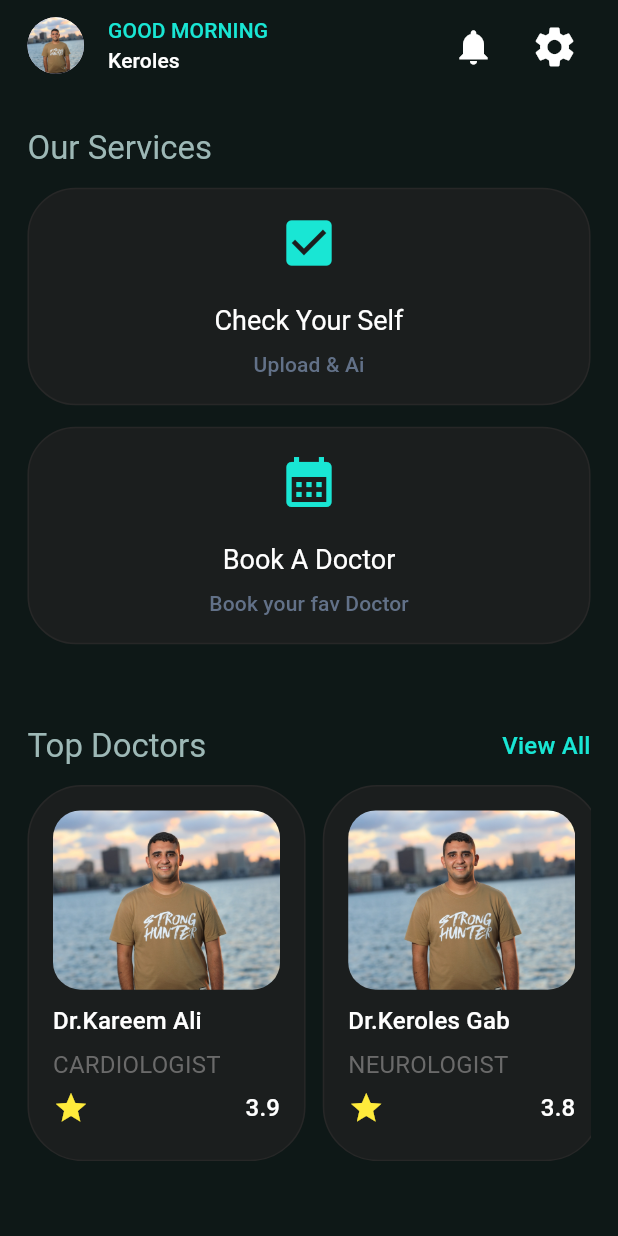
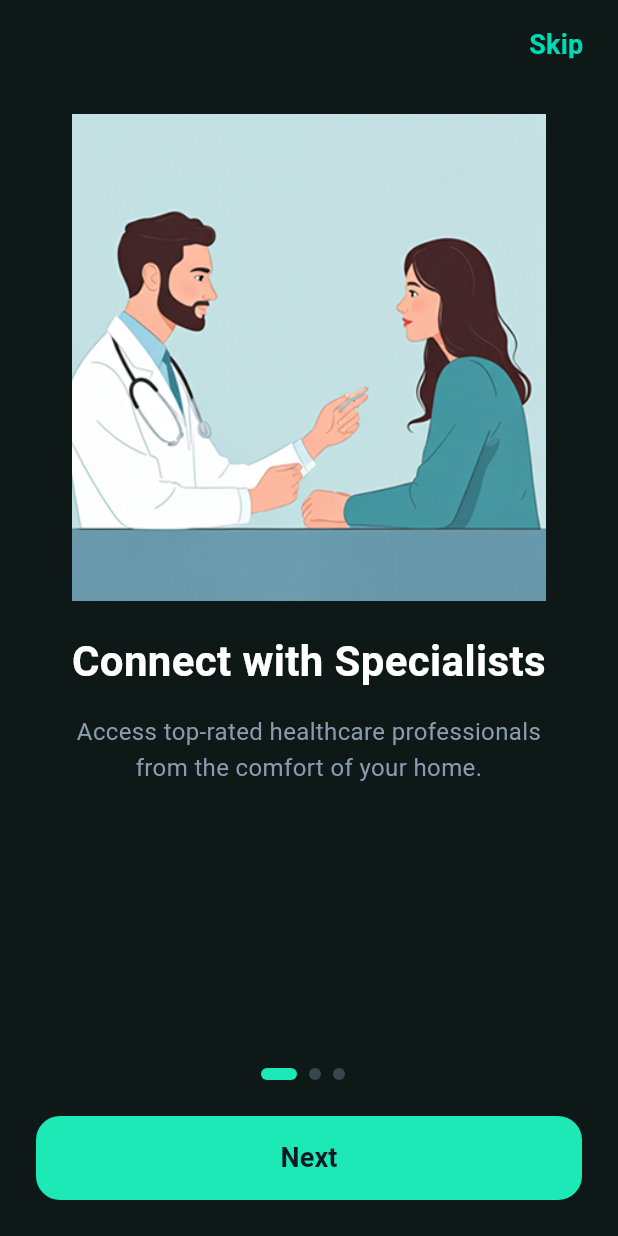
Before and after one commit to SWE-Keroles-Hany/telemedicine-app, a Flutter app: the screen it shows after launch, on a phone screen of 412 x 824 dp. Run offline on Flutter 3.47's test engine with Material 3 defaults, Android fonts, the phone set to English and light mode, and no system bars; drawn by our look-alikes of toastification; our stand-ins replace dartz, dio, flutter_bloc, flutter_screenutil, get_it, shared_preferences.

Commit message:
on boarding screen

```diff
--- a/lib/core/routes/app_routes.dart
+++ b/lib/core/routes/app_routes.dart
@@ -1,5 +1,6 @@
 import 'package:flutter/material.dart';
 import 'package:telemedicine/features/doctors/presentation/screens/doctor_profile_screen.dart';
+import 'package:telemedicine/features/on_boarding/presentation/screens/on_boarding_screen.dart';
 import 'package:telemedicine/features/settings/presentation/screens/user_profile.dart';
 
 import '../../features/auth/presentation/screens/login_screen.dart';
@@ -15,6 +16,8 @@ class AppRoutes {
     CheckYourSelfScreen.routeName: (context) => CheckYourSelfScreen(),
 
     DoctorProfileScreen.routeName: (context) => DoctorProfileScreen(),
+
     UserProfileScreen.routeName: (context) => UserProfileScreen(),
+    OnboardingScreen.routeName: (context) => OnboardingScreen(),
   };
 }
--- a/lib/core/theme/color_manger.dart
+++ b/lib/core/theme/color_manger.dart
@@ -66,4 +66,8 @@ class ColorManager {
   // Chevron / divider
   static const Color chevron = textSecondary;
   static const Color divider = Color(0xFF1E3040);
+
+  static const Color primary = Color(0xFF1DE9B6); // The bright teal/cyan
+
+  static const Color dotInactive = Color(0xFF37474F);
 }
--- /dev/null
+++ b/lib/features/on_boarding/models/on_boarding_model.dart
@@ -0,0 +1,32 @@
+class OnboardingModel {
+  final String image;
+  final String title;
+  final String subTitle;
+
+  OnboardingModel({
+    required this.image,
+    required this.title,
+    required this.subTitle,
+  });
+}
+
+List<OnboardingModel> onboardingData = [
+  OnboardingModel(
+    image: 'assets/images/on_boarding_1.png',
+    title: 'Connect with Specialists',
+    subTitle:
+        'Access top-rated healthcare professionals from the comfort of your home.',
+  ),
+  OnboardingModel(
+    image: 'assets/images/on_boarding_3.png', // The AI symptoms screen
+    title: 'Check Your Symptoms',
+    subTitle:
+        'Use our AI-powered tool to get a quick preliminary analysis of your health concerns.',
+  ),
+  OnboardingModel(
+    image: 'assets/images/on_boarding_2.png',
+    title: 'All Records in One Place',
+    subTitle:
+        'Securely store and access your prescriptions and medical reports anytime, anywhere.',
+  ),
+];
--- /dev/null
+++ b/lib/features/on_boarding/presentation/screens/on_boarding_screen.dart
@@ -0,0 +1,102 @@
+import 'package:flutter/material.dart';
+import 'package:flutter_screenutil/flutter_screenutil.dart';
+import 'package:telemedicine/core/theme/app_text_styles.dart';
+import 'package:telemedicine/core/theme/color_manger.dart';
+import 'package:telemedicine/features/auth/presentation/screens/login_screen.dart';
+import 'package:telemedicine/features/on_boarding/models/on_boarding_model.dart';
+import 'package:telemedicine/features/on_boarding/presentation/widgets/on_boarding_button.dart';
+import 'package:telemedicine/features/on_boarding/presentation/widgets/on_boarding_content.dart';
+
+class OnboardingScreen extends StatefulWidget {
+  static const String routeName = "OnboardingScreen";
+  const OnboardingScreen({super.key});
+
+  @override
+  State<OnboardingScreen> createState() => _OnboardingScreenState();
+}
+
+class _OnboardingScreenState extends State<OnboardingScreen> {
+  final PageController _pageController = PageController();
+  int _currentIndex = 0;
+
+  @override
+  Widget build(BuildContext context) {
+    return SafeArea(
+      child: Scaffold(
+        backgroundColor: ColorManager.backGroundColor,
+        appBar: AppBar(
+          backgroundColor: Colors.transparent,
+          elevation: 0,
+          actions: [
+            Padding(
+              padding: EdgeInsets.all(8.r),
+              child: TextButton(
+                onPressed: () {
+                  Navigator.of(
+                    context,
+                  ).pushReplacementNamed(LoginScreen.routeName);
+                }, // Navigate to Login
+                child: Text("Skip", style: AppTextStyles.s18boldTeal),
+              ),
+            ),
+          ],
+        ),
+        body: Column(
+          children: [
+            Expanded(
+              child: PageView.builder(
+                controller: _pageController,
+                onPageChanged: (index) => setState(() => _currentIndex = index),
+                itemCount: onboardingData.length,
+                itemBuilder: (context, index) =>
+                    OnboardingContent(model: onboardingData[index]),
+              ),
+            ),
+
+            // Dot Indicator
+            Row(
+              mainAxisAlignment: MainAxisAlignment.center,
+              children: List.generate(
+                onboardingData.length,
+                (index) => AnimatedContainer(
+                  duration: const Duration(milliseconds: 300),
+                  margin: const EdgeInsets.only(right: 8),
+                  height: 8,
+                  width: _currentIndex == index ? 24 : 8,
+                  decoration: BoxDecoration(
+                    color: _currentIndex == index
+                        ? ColorManager.primary
+                        : ColorManager.dotInactive,
+                    borderRadius: BorderRadius.circular(4),
+                  ),
+                ),
+              ),
+            ),
+
+            // Bottom Button
+            Padding(
+              padding: const EdgeInsets.all(24.0),
+              child: OnboardingButton(
+                text: _currentIndex == onboardingData.length - 1
+                    ? "Get Started"
+                    : "Next",
+                onPressed: () {
+                  if (_currentIndex < onboardingData.length - 1) {
+                    _pageController.nextPage(
+                      duration: const Duration(milliseconds: 500),
+                      curve: Curves.ease,
+                    );
+                  } else {
+                    Navigator.of(
+                      context,
+                    ).pushReplacementNamed(LoginScreen.routeName);
+                  }
+                },
+              ),
+            ),
+          ],
+        ),
+      ),
+    );
+  }
+}
--- /dev/null
+++ b/lib/features/on_boarding/presentation/widgets/on_boarding_button.dart
@@ -0,0 +1,36 @@
+import 'package:flutter/material.dart';
+import 'package:telemedicine/core/theme/color_manger.dart';
+
+class OnboardingButton extends StatelessWidget {
+  final String text;
+  final VoidCallback onPressed;
+
+  const OnboardingButton({
+    super.key,
+    required this.text,
+    required this.onPressed,
+  });
+
+  @override
+  Widget build(BuildContext context) {
+    return SizedBox(
+      width: double.infinity,
+      height: 56,
+      child: ElevatedButton(
+        style: ElevatedButton.styleFrom(
+          backgroundColor: ColorManager.primary,
+          foregroundColor: ColorManager.background,
+          shape: RoundedRectangleBorder(
+            borderRadius: BorderRadius.circular(16),
+          ),
+          elevation: 0,
+        ),
+        onPressed: onPressed,
+        child: Text(
+          text,
+          style: const TextStyle(fontSize: 18, fontWeight: FontWeight.bold),
+        ),
+      ),
+    );
+  }
+}
--- /dev/null
+++ b/lib/features/on_boarding/presentation/widgets/on_boarding_content.dart
@@ -0,0 +1,57 @@
+import 'package:flutter/material.dart';
+import 'package:telemedicine/core/theme/color_manger.dart';
+import 'package:telemedicine/features/on_boarding/models/on_boarding_model.dart';
+
+class OnboardingContent extends StatelessWidget {
+  final OnboardingModel model;
+
+  const OnboardingContent({super.key, required this.model});
+
+  @override
+  Widget build(BuildContext context) {
+    final size = MediaQuery.of(context).size;
+
+    return Column(
+      children: [
+        // Image Section - Responsive height
+        Expanded(
+          flex: 5,
+          child: Padding(
+            padding: const EdgeInsets.all(20.0),
+            child: Image.asset(model.image, fit: BoxFit.contain),
+          ),
+        ),
+        // Text Section
+        Expanded(
+          flex: 4,
+          child: Padding(
+            padding: EdgeInsets.symmetric(horizontal: size.width * 0.1),
+            child: Column(
+              children: [
+                Text(
+                  model.title,
+                  textAlign: TextAlign.center,
+                  style: const TextStyle(
+                    color: ColorManager.white,
+                    fontSize: 28,
+                    fontWeight: FontWeight.bold,
+                  ),
+                ),
+                const SizedBox(height: 16),
+                Text(
+                  model.subTitle,
+                  textAlign: TextAlign.center,
+                  style: const TextStyle(
+                    color: ColorManager.textSecondary,
+                    fontSize: 16,
+                    height: 1.5,
+                  ),
+                ),
+              ],
+            ),
+          ),
+        ),
+      ],
+    );
+  }
+}
--- a/lib/main.dart
+++ b/lib/main.dart
@@ -4,13 +4,10 @@ import 'package:telemedicine/core/routes/app_routes.dart';
 import 'package:telemedicine/core/theme/app_theme.dart';
 import 'package:flutter_screenutil/flutter_screenutil.dart';
 import 'package:telemedicine/features/auth/presentation/cubit/auth_cubit.dart';
-import 'package:telemedicine/features/auth/presentation/screens/login_screen.dart';
 import 'package:telemedicine/core/si/service_locator.dart';
 import 'package:telemedicine/features/home/presentation/screens/home_screen.dart';
-import 'package:telemedicine/features/settings/presentation/screens/user_profile.dart';
+import 'package:telemedicine/features/on_boarding/presentation/screens/on_boarding_screen.dart';
 import 'package:toastification/toastification.dart';
-
-import 'features/doctors/presentation/screens/doctor_profile_screen.dart';
 
 void main() async {
   WidgetsFlutterBinding.ensureInitialized();
@@ -37,7 +34,7 @@ class Telemedicine extends StatelessWidget {
           theme: AppTheme.theme,
           debugShowCheckedModeBanner: false,
           routes: AppRoutes.routes,
-          initialRoute: HomeScreen.routeName,
+          initialRoute: OnboardingScreen.routeName,
         ),
       ),
     );
--- a/pubspec.yaml
+++ b/pubspec.yaml
@@ -44,6 +44,7 @@ dependencies:
   flutter_launcher_icons: ^0.14.4
   dio: ^5.9.2
   shared_preferences: ^2.5.4
+  flutter_svg: ^2.2.4
 
 dev_dependencies:
   flutter_test:
```
Also changed, not shown: assets/images/on_boarding_1.png (added), assets/images/on_boarding_2.png (added), assets/images/on_boarding_3.png (added), pubspec.lock.
